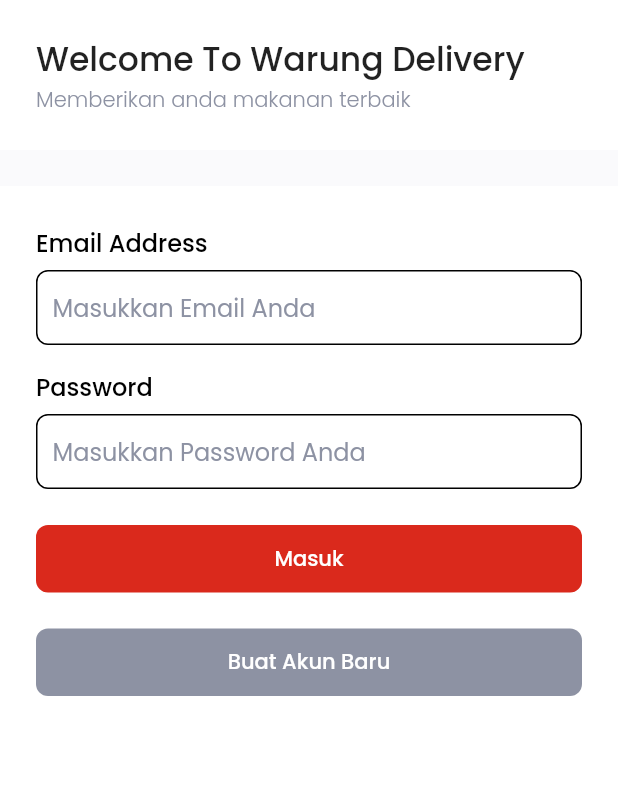
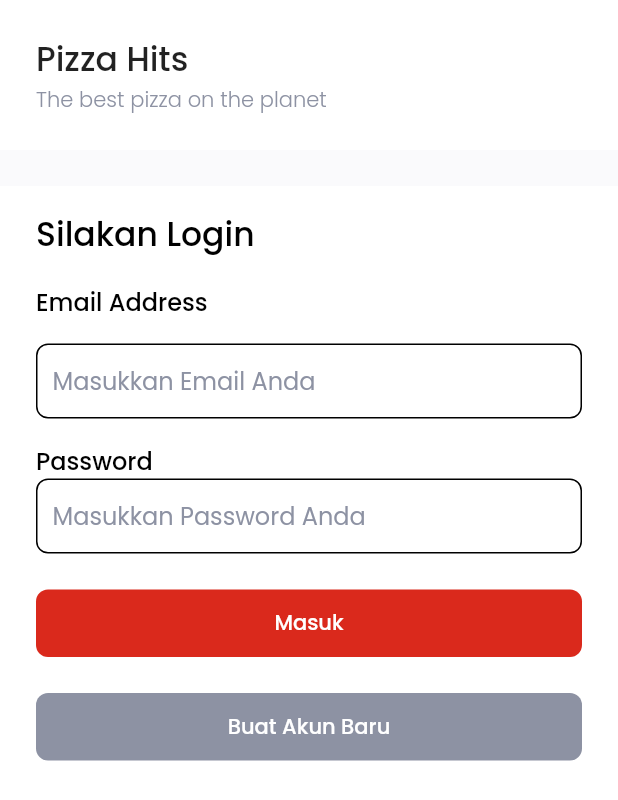
Before and after one commit to AdiatsaPutra/warung_delivery, a Flutter app: the screen it shows after launch, on a phone screen of 412 x 824 dp. Shown: the top 800 px of the screen. Run offline on Flutter 3.47's test engine with Material 2 defaults, Android fonts, the phone set to English and light mode, and no system bars; our stand-ins replace bloc, equatable, flutter_bloc, flutter_spinkit, get, google_fonts and 2 more.

Commit message:
fixing ui

```diff
--- a/lib/ui/pages/food_page.dart
+++ b/lib/ui/pages/food_page.dart
@@ -28,7 +28,7 @@ class _FoodPageState extends State<FoodPage> {
                     crossAxisAlignment: CrossAxisAlignment.start,
                     children: [
                       Text(
-                        'Welcome,',
+                        'Selamat Datang,',
                         style: blackFontStyleBig,
                       ),
                       Text(
--- a/lib/ui/pages/sign_in_page.dart
+++ b/lib/ui/pages/sign_in_page.dart
@@ -12,21 +12,34 @@ class _SignInPageState extends State<SignInPage> {
   @override
   Widget build(BuildContext context) {
     return GeneralPage(
-      title: 'Welcome To Warung Delivery',
-      subtitle: 'Memberikan anda makanan terbaik',
+      title: 'Pizza Hits',
+      subtitle: 'The best pizza on the planet',
+      child: Padding(
+        padding: const EdgeInsets.symmetric(horizontal: defaultMargin),
         child: Column(
           crossAxisAlignment: CrossAxisAlignment.start,
           children: [
+            SizedBox(
+              height: 16,
+            ),
+            Text(
+              'Silakan Login',
+              style: blackFontStyleBig,
+            ),
+            SizedBox(
+              height: 16,
+            ),
             Container(
-            margin: EdgeInsets.fromLTRB(defaultMargin, 26, defaultMargin, 6),
               child: Text(
                 'Email Address',
                 style: blackFontStyleMedium,
               ),
             ),
+            SizedBox(
+              height: 16,
+            ),
             Container(
               width: double.infinity,
-            margin: EdgeInsets.symmetric(horizontal: defaultMargin),
               padding: EdgeInsets.symmetric(horizontal: 10),
               decoration: BoxDecoration(
                 borderRadius: BorderRadius.circular(8),
@@ -40,8 +53,10 @@ class _SignInPageState extends State<SignInPage> {
                     hintText: 'Masukkan Email Anda'),
               ),
             ),
+            SizedBox(
+              height: 16,
+            ),
             Container(
-            margin: EdgeInsets.fromLTRB(defaultMargin, 16, defaultMargin, 6),
               child: Text(
                 'Password',
                 style: blackFontStyleMedium,
@@ -49,7 +64,6 @@ class _SignInPageState extends State<SignInPage> {
             ),
             Container(
               width: double.infinity,
-            margin: EdgeInsets.symmetric(horizontal: defaultMargin),
               padding: EdgeInsets.symmetric(horizontal: 10),
               decoration: BoxDecoration(
                 borderRadius: BorderRadius.circular(8),
@@ -69,7 +83,6 @@ class _SignInPageState extends State<SignInPage> {
               height: 45,
               width: double.infinity,
               margin: EdgeInsets.only(top: 24),
-            padding: EdgeInsets.symmetric(horizontal: defaultMargin),
               child: isLoading
                   ? loadingIndicator
                   : RaisedButton(
@@ -125,7 +138,6 @@ class _SignInPageState extends State<SignInPage> {
               height: 45,
               width: double.infinity,
               margin: EdgeInsets.only(top: 24),
-            padding: EdgeInsets.symmetric(horizontal: defaultMargin),
               child: isLoading
                   ? SpinKitFadingCircle(
                       size: 45,
@@ -148,6 +160,7 @@ class _SignInPageState extends State<SignInPage> {
             ),
           ],
         ),
+      ),
     );
   }
 }
```
Also changed, not shown: lib/ui/pages/sign_up_page.dart (+2 -12 lines). Lines whose indentation alone changed are shown as unchanged.
